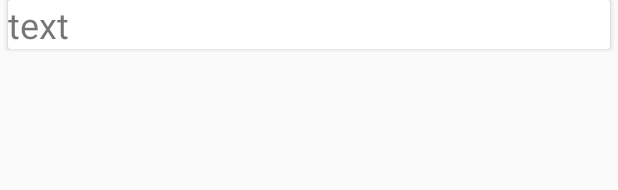
After one commit to betinvoker/RabbitChat, an Android app: the layout item_message.xml on its own in the app's theme, with its tools: preview values and no code run, on a phone screen of 412 x 824 dp. The commit adds this screen. Shown: the top 190 px of the screen. Run offline under Robolectric (Android 15) with nearby library versions, the phone set to English and light mode, and no system bars.

Commit message:
Bug fixed
The bug is fixed. Implemented the ability to send messages to the server

```diff
--- a/app/build.gradle
+++ b/app/build.gradle
@@ -33,5 +33,6 @@ dependencies {
     testImplementation 'junit:junit:4.12'
     androidTestImplementation 'androidx.test.ext:junit:1.1.1'
     androidTestImplementation 'androidx.test.espresso:espresso-core:3.2.0'
-    implementation 'androidx.recyclerview:recyclerview:1.1.0'
+    implementation 'com.firebaseui:firebase-ui-database:3.1.3'
+    implementation 'androidx.cardview:cardview:1.0.0'
 }
--- /dev/null
+++ b/app/src/main/res/layout/item_message.xml
@@ -0,0 +1,21 @@
+<?xml version="1.0" encoding="utf-8"?>
+<androidx.constraintlayout.widget.ConstraintLayout
+    xmlns:android="http://schemas.android.com/apk/res/android" android:layout_width="match_parent"
+    android:layout_height="match_parent">
+
+    <androidx.cardview.widget.CardView
+        android:layout_width="match_parent"
+        android:layout_height="wrap_content"
+        android:layout_margin="5dp"
+        android:padding="4dp">
+
+        <TextView
+            android:layout_width="match_parent"
+            android:layout_height="wrap_content"
+            android:text="text"
+            android:textSize="24dp"
+            android:id="@+id/myMessage"/>
+
+    </androidx.cardview.widget.CardView>
+
+</androidx.constraintlayout.widget.ConstraintLayout>
```
Also changed, not shown: app/src/main/java/com/example/rabbitchat/MainActivity.java (+75 -1 lines), app/src/main/res/layout/activity_main.xml (+4 -3 lines).
